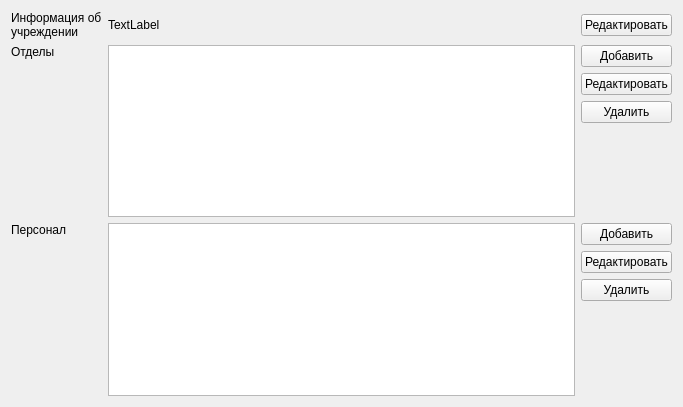
First picture: the form in src/departments/maindepartmentswidget.ui, repository megakoko/m-system, before the edit.
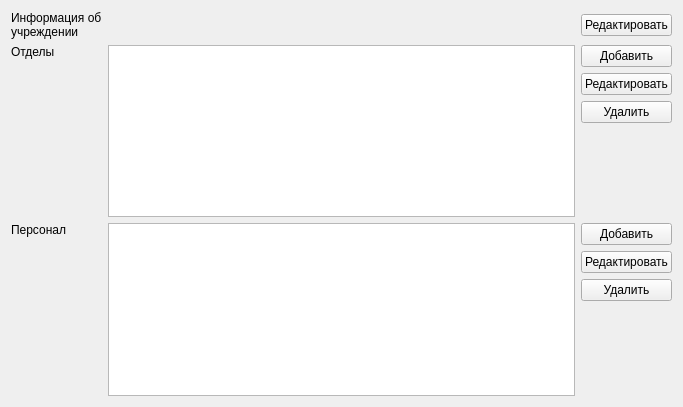
Second picture: the form after the edit.

Commit message: Добавил возможность редактирования информации о мед. учреждении.

Diff of the .ui file:
```diff
--- a/src/departments/maindepartmentswidget.ui
+++ b/src/departments/maindepartmentswidget.ui
@@ -34,7 +34,10 @@
    <item row="0" column="1">
     <widget class="QLabel" name="label">
      <property name="text">
-      <string>TextLabel</string>
+      <string/>
+     </property>
+     <property name="wordWrap">
+      <bool>true</bool>
      </property>
     </widget>
    </item>
```
Left out of the diff: 4 changed lines with no effect on the pictures. The commit also changes 7 other files.
